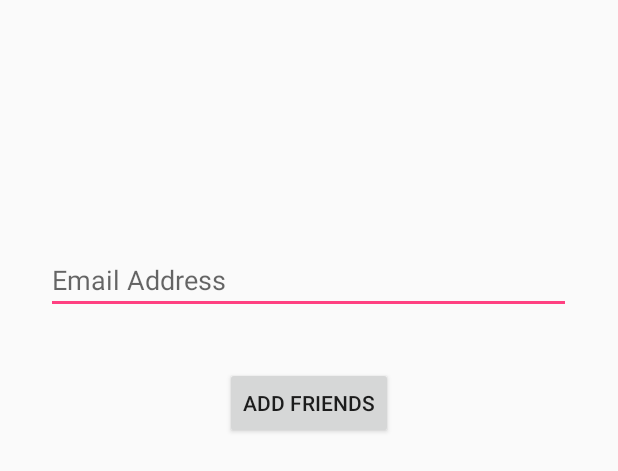
After one commit to sanket195/Friend_Stalker_App, an Android app: the layout add_friend.xml on its own in the app's theme, with its tools: preview values and no code run, on a phone screen of 412 x 824 dp. The commit adds this screen. Shown: the top 471 px of the screen. Run offline under Robolectric (Android 15) with nearby library versions, the phone set to English and light mode, and no system bars.

Commit message:
Added Add Friend Module

```diff
--- a/app/src/main/java/com/example/btril/friend_stalker/LoginActivity.java
+++ b/app/src/main/java/com/example/btril/friend_stalker/LoginActivity.java
@@ -73,7 +73,7 @@ public class LoginActivity extends AppCompatActivity implements LoaderCallbacks<
             return true;
         }
 
-        if (id == R.id.logout) {
+        if (id == R.id.signout) {
             startActivity(new Intent(this, LoginActivity.class));
             return true;
         }
--- /dev/null
+++ b/app/src/main/res/layout/add_friend.xml
@@ -0,0 +1,45 @@
+<?xml version="1.0" encoding="utf-8"?>
+<android.support.design.widget.CoordinatorLayout xmlns:android="http://schemas.android.com/apk/res/android"
+    xmlns:app="http://schemas.android.com/apk/res-auto"
+    xmlns:tools="http://schemas.android.com/tools"
+    android:layout_width="match_parent"
+    android:layout_height="match_parent"
+    android:fitsSystemWindows="true"
+    tools:context="com.example.btril.friend_stalker.AddFriend">
+
+
+    <RelativeLayout xmlns:android="http://schemas.android.com/apk/res/android"
+        xmlns:app="http://schemas.android.com/apk/res-auto"
+        xmlns:tools="http://schemas.android.com/tools"
+        android:layout_width="match_parent"
+        android:orientation="vertical"
+        android:layout_height="match_parent"
+        app:layout_behavior="@string/appbar_scrolling_view_behavior"
+        tools:context="com.example.btril.friend_stalker.AddFriend"
+        tools:showIn="@layout/add_friend">
+
+        <EditText
+            android:id="@+id/addFriendEmail"
+            android:layout_width="350dp"
+            android:layout_height="wrap_content"
+            android:layout_marginTop="108dp"
+            android:hint="Email Address"
+            android:inputType="textEmailAddress"
+            android:layout_alignParentTop="true"
+            android:layout_centerHorizontal="true"></EditText>
+
+        <Button
+            android:id="@+id/addFriendButton"
+            android:layout_width="wrap_content"
+            android:layout_height="wrap_content"
+            android:layout_marginTop="35dp"
+            android:text="Add Friends"
+            android:layout_below="@+id/addFriendEmail"
+            android:layout_centerHorizontal="true" />
+
+
+
+    </RelativeLayout>
+
+
+</android.support.design.widget.CoordinatorLayout>
--- a/app/src/main/res/menu/menu.xml
+++ b/app/src/main/res/menu/menu.xml
@@ -7,8 +7,8 @@
         android:orderInCategory="100"
         app:showAsAction="never" />
 
-    <item android:id="@+id/logout"
-        android:title="Logout"
+    <item android:id="@+id/signout"
+        android:title="Sign Out"
         android:orderInCategory="100"
         app:showAsAction="never" />
 
--- a/app/src/main/res/values/strings.xml
+++ b/app/src/main/res/values/strings.xml
@@ -13,7 +13,7 @@
     <string name="error_field_required">Mandatory Field</string>
     <string name="permission_rationale">"Contacts permissions are needed for providing email
         completions."</string>
-    <string name="register">REgister</string>
+    <string name="register">Register</string>
     <string name="login">Login</string>
     <string name="password_hint">Password</string>
     <string name="email_hint">Email</string>
```
Also changed, not shown: app/src/main/java/com/example/btril/friend_stalker/AddFriend.java (added, +161 -0 lines).
